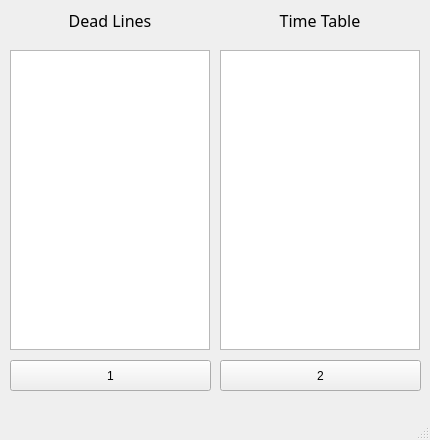
Above: design.ui from Sooneur/windows_desktop_timetable before the change. Below: the same form after it.
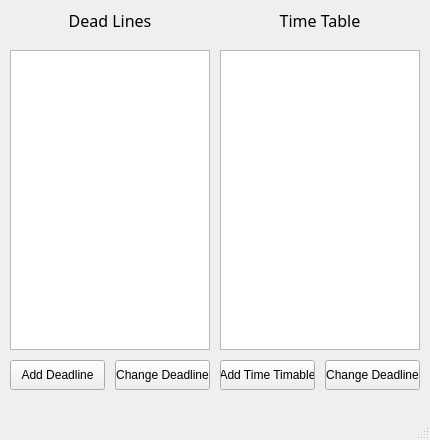
That is the form after the change.

Commit message: 1.4 changed main activity

```diff
--- a/design.ui
+++ b/design.ui
@@ -86,14 +86,27 @@
    <widget class="QPushButton" name="pushButton">
     <property name="geometry">
      <rect>
+      <x>115</x>
+      <y>360</y>
+      <width>95</width>
+      <height>30</height>
+     </rect>
+    </property>
+    <property name="text">
+     <string>Change Deadline</string>
+    </property>
+   </widget>
+   <widget class="QPushButton" name="pushButton_3">
+    <property name="geometry">
+     <rect>
       <x>10</x>
       <y>360</y>
-      <width>201</width>
-      <height>31</height>
+      <width>95</width>
+      <height>30</height>
      </rect>
     </property>
     <property name="text">
-     <string>1</string>
+     <string>Add Deadline</string>
     </property>
    </widget>
    <widget class="QPushButton" name="pushButton_2">
@@ -101,12 +114,25 @@
      <rect>
       <x>220</x>
       <y>360</y>
-      <width>201</width>
-      <height>31</height>
+      <width>95</width>
+      <height>30</height>
      </rect>
     </property>
     <property name="text">
-     <string>2</string>
+     <string>Add Time Timable</string>
+    </property>
+   </widget>
+   <widget class="QPushButton" name="pushButton_5">
+    <property name="geometry">
+     <rect>
+      <x>325</x>
+      <y>360</y>
+      <width>95</width>
+      <height>30</height>
+     </rect>
+    </property>
+    <property name="text">
+     <string>Change Deadline</string>
     </property>
    </widget>
   </widget>
```
Left out of the diff: 2 changed lines with no effect on the pictures. The commit also changes 2 other files.
